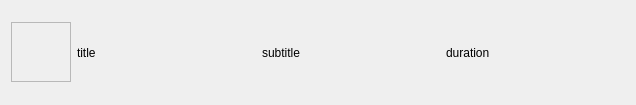
Above: CaX/widget/formBottom/listserviceeditor.ui from fsest4u/CaX_03 before the change. Below: the same form after it.
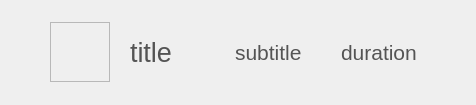
That is the form after the change.

Commit message: [info, list ui] clean up

Diff of the .ui file:
```diff
--- a/CaX/widget/formBottom/listserviceeditor.ui
+++ b/CaX/widget/formBottom/listserviceeditor.ui
@@ -6,7 +6,7 @@
    <rect>
     <x>0</x>
     <y>0</y>
-    <width>636</width>
+    <width>476</width>
     <height>105</height>
    </rect>
   </property>
@@ -25,7 +25,22 @@
   <property name="windowTitle">
    <string>Form</string>
   </property>
+  <property name="styleSheet">
+   <string notr="true">QLabel
+{
+	color: rgb(84, 84, 84);
+}</string>
+  </property>
   <layout class="QHBoxLayout" name="horizontalLayout">
+   <property name="spacing">
+    <number>20</number>
+   </property>
+   <property name="leftMargin">
+    <number>50</number>
+   </property>
+   <property name="rightMargin">
+    <number>50</number>
+   </property>
    <item>
     <widget class="QFrame" name="frameFormCoverArt">
      <property name="minimumSize">
@@ -51,6 +66,12 @@
    </item>
    <item>
     <widget class="QLabel" name="labelTitle">
+     <property name="font">
+      <font>
+       <family>Segoe UI</family>
+       <pointsize>20</pointsize>
+      </font>
+     </property>
      <property name="text">
       <string>title</string>
      </property>
@@ -58,6 +79,12 @@
    </item>
    <item>
     <widget class="QLabel" name="labelSubtitle">
+     <property name="font">
+      <font>
+       <family>Segoe UI</family>
+       <pointsize>16</pointsize>
+      </font>
+     </property>
      <property name="text">
       <string>subtitle</string>
      </property>
@@ -65,6 +92,12 @@
    </item>
    <item>
     <widget class="QLabel" name="labelDuration">
+     <property name="font">
+      <font>
+       <family>Segoe UI</family>
+       <pointsize>16</pointsize>
+      </font>
+     </property>
      <property name="text">
       <string>duration</string>
      </property>
```
The commit also changes 7 other files.
